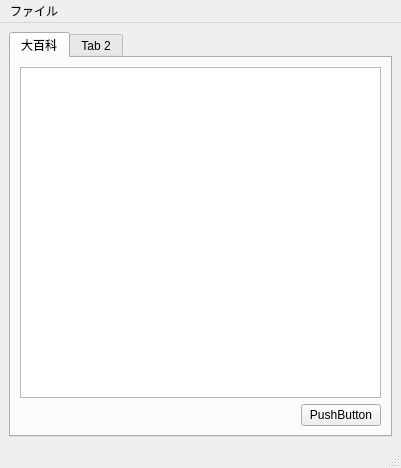
This is nicopealert.ui in gunyarakun/nicopealert as Qt 5 draws it before an edit. The edited form follows.
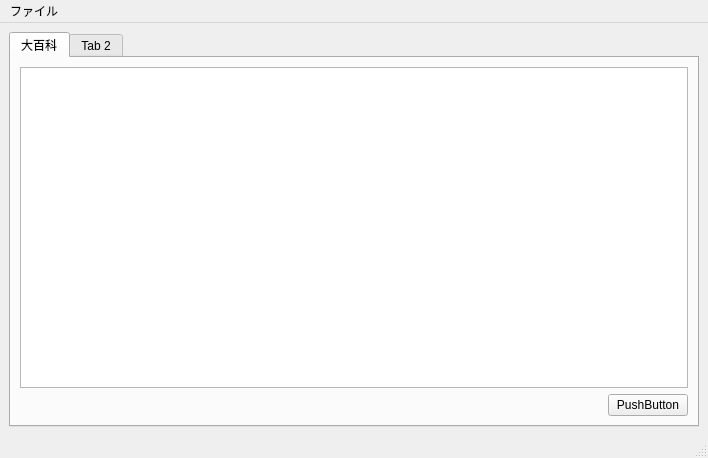
This is the edited form.

Diff of the .ui file:
```diff
--- a/nicopealert.ui
+++ b/nicopealert.ui
@@ -5,8 +5,8 @@
    <rect>
     <x>0</x>
     <y>0</y>
-    <width>401</width>
-    <height>468</height>
+    <width>708</width>
+    <height>458</height>
    </rect>
   </property>
   <property name="windowTitle" >
@@ -91,8 +91,8 @@
     <rect>
      <x>0</x>
      <y>0</y>
-     <width>401</width>
-     <height>19</height>
+     <width>708</width>
+     <height>18</height>
     </rect>
    </property>
    <widget class="QMenu" name="menu" >
```
